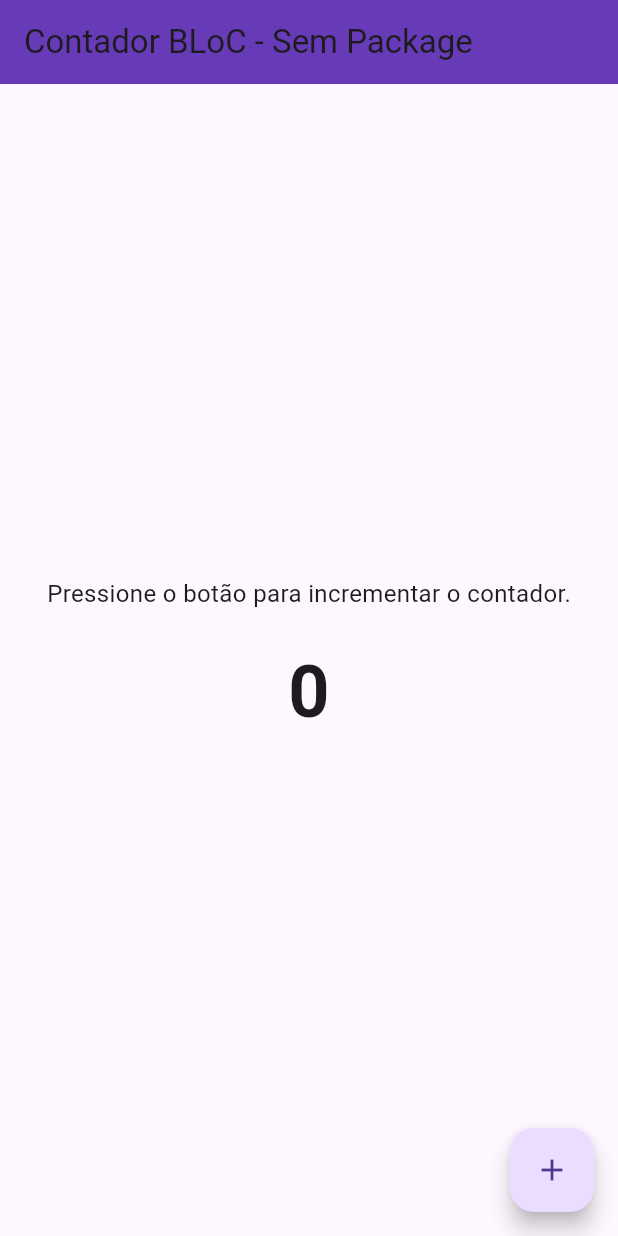
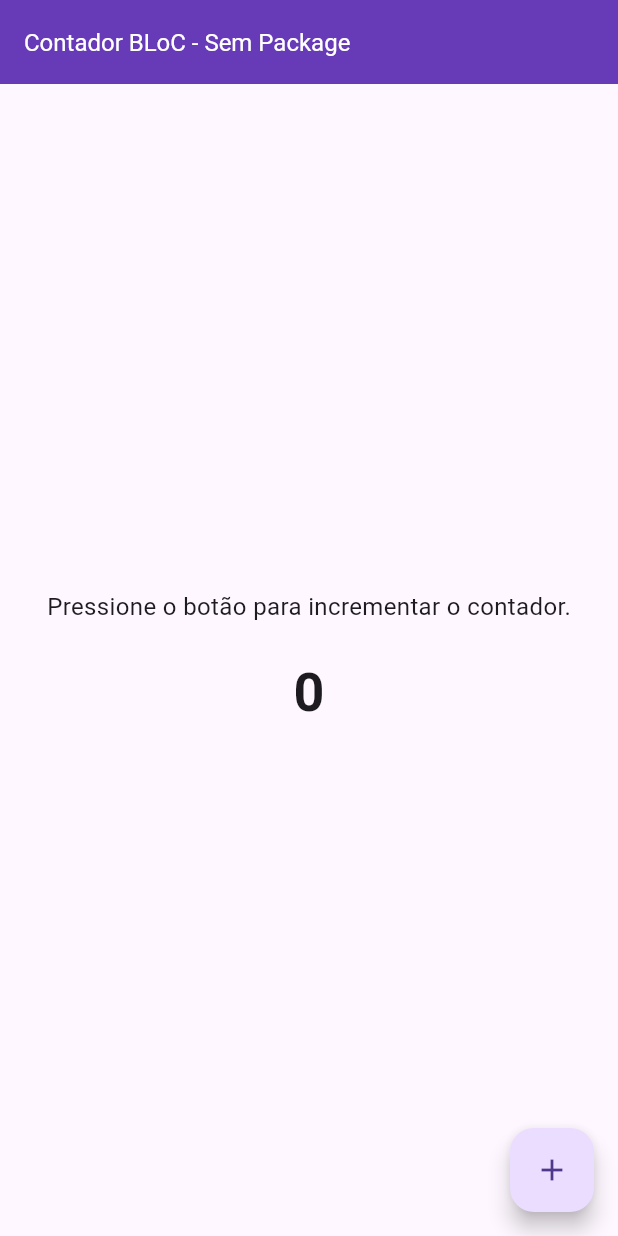
Before and after one commit to AdryanneKelly/counter_bloc_without_package, a Flutter app: the screen it shows after launch, on a phone screen of 412 x 824 dp. Run offline on Flutter 3.47's test engine with Material 3 defaults, Android fonts, the phone set to English and light mode, and no system bars.

Commit message:
style: mudança nos estilos

```diff
--- a/lib/app/pages/home_page.dart
+++ b/lib/app/pages/home_page.dart
@@ -23,7 +23,7 @@ class _HomePageState extends State<HomePage> {
   Widget build(BuildContext context) {
     return Scaffold(
       appBar: AppBar(
-        title: const Text('Contador BLoC - Sem Package'),
+        title: const Text('Contador BLoC - Sem Package', style: TextStyle(color: Colors.white, fontSize: 16)),
       ),
       body: Center(
         child: StreamBuilder<CounterState>(
@@ -40,7 +40,7 @@ class _HomePageState extends State<HomePage> {
                 const SizedBox(height: 20),
                 Text(
                   '${snapshot.data?.counterValue}', // Exibe o valor atual do contador.
-                  style: const TextStyle(fontSize: 48, fontWeight: FontWeight.bold),
+                  style: const TextStyle(fontSize: 36, fontWeight: FontWeight.bold),
                 ),
               ],
             );
```
